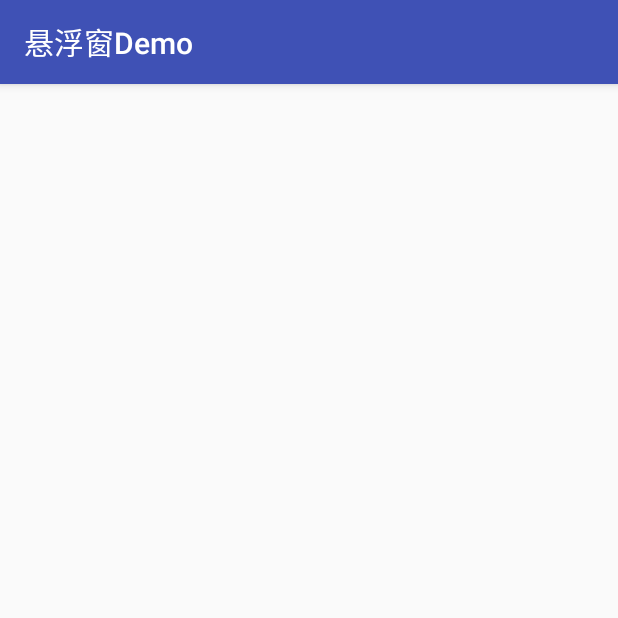
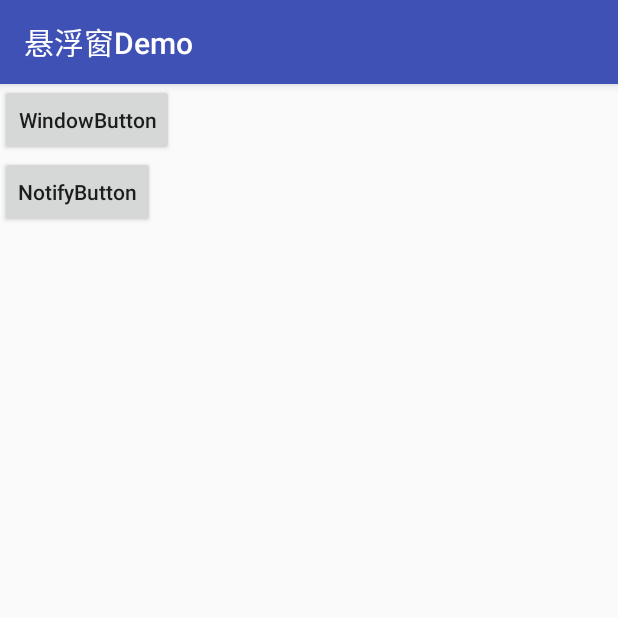
Before and after one commit to liuleshuai/FloatWindow-Demo, an Android app: the screen it shows after launch (WindowActivity), on a phone screen of 412 x 824 dp, the top half of it. Run offline under Robolectric (Android 15) with nearby library versions, the phone set to English and light mode, and no system bars.

Commit message:
添加heads-up

```diff
--- a/app/src/main/res/layout/activity_main2.xml
+++ b/app/src/main/res/layout/activity_main2.xml
@@ -1,13 +1,25 @@
 <?xml version="1.0" encoding="utf-8"?>
-<RelativeLayout xmlns:android="http://schemas.android.com/apk/res/android"
+<LinearLayout xmlns:android="http://schemas.android.com/apk/res/android"
     xmlns:tools="http://schemas.android.com/tools"
     android:id="@+id/activity_main2"
     android:layout_width="match_parent"
     android:layout_height="match_parent"
-    android:paddingBottom="@dimen/activity_vertical_margin"
-    android:paddingLeft="@dimen/activity_horizontal_margin"
-    android:paddingRight="@dimen/activity_horizontal_margin"
-    android:paddingTop="@dimen/activity_vertical_margin"
+    android:orientation="vertical"
     tools:context="com.example.liukuo.myapplication.WindowActivity">
 
-</RelativeLayout>
+    <Button
+        android:id="@+id/window_button"
+        android:layout_width="wrap_content"
+        android:layout_height="wrap_content"
+        android:textAllCaps="false"
+        android:text="WindowButton"
+        android:onClick="windowButton"/>
+
+    <Button
+        android:id="@+id/notify_button"
+        android:layout_width="wrap_content"
+        android:layout_height="wrap_content"
+        android:textAllCaps="false"
+        android:text="NotifyButton"
+        android:onClick="notifyButton"/>
+</LinearLayout>
```
Also changed, not shown: app/src/main/java/com/example/liukuo/myapplication/WindowActivity.java (+35 -1 lines).
